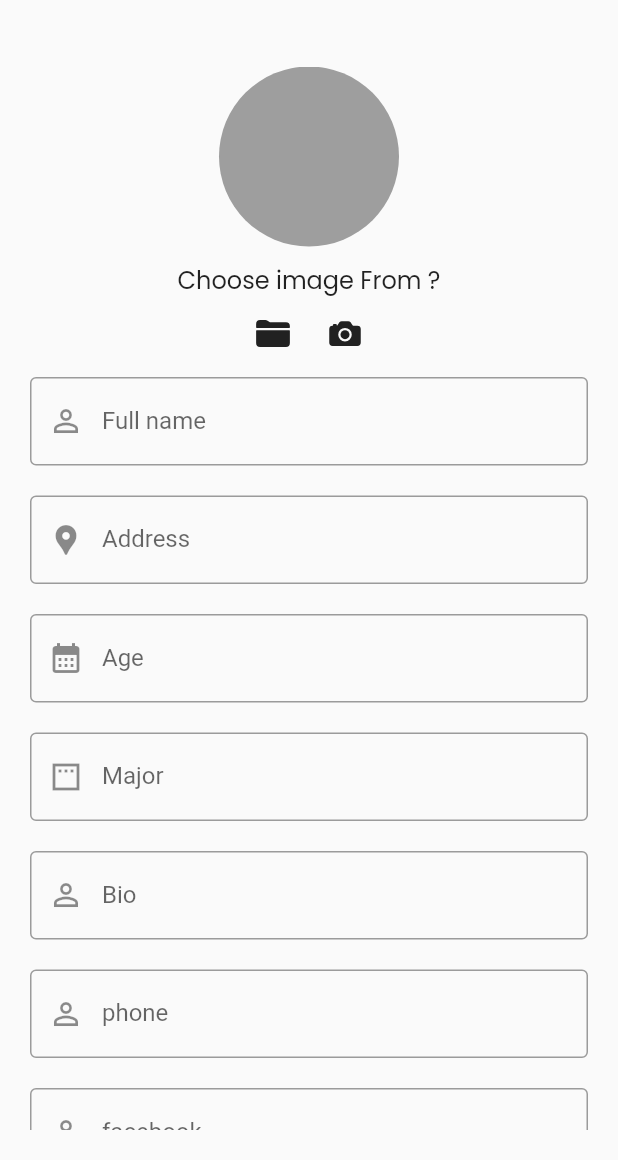
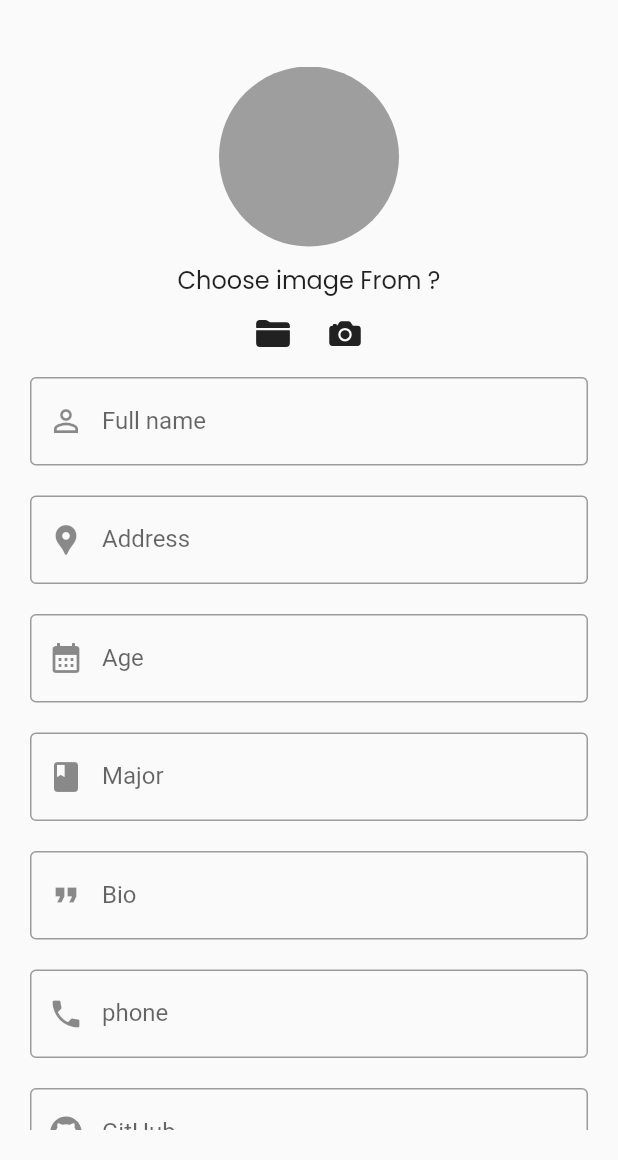
Before and after one commit to moh7dali/Jobology, a Flutter app: the editProfile screen opened directly, on a phone screen of 412 x 824 dp, the part 76-1236 px from its top. Run offline on Flutter 3.47's test engine with Material 2 defaults, Android fonts, the phone set to English and light mode, and no system bars; our stand-ins replace cloud_firestore, firebase_auth, firebase_core, firebase_storage, flutter_speed_dial, font_awesome_flutter and 8 more; accounts and stored records are empty; network calls fail.

Commit message:
raghad update

```diff
--- a/lib/Screens/Company/showInfo.dart
+++ b/lib/Screens/Company/showInfo.dart
@@ -107,8 +107,7 @@ class _Show_infoState extends State<Show_info> {
             final docs = snapshot.data!.docs;
             return Padding(
               padding: const EdgeInsets.all(10),
-              child: ListView.separated(
-                separatorBuilder: (context, index) => const Divider(),
+              child: ListView.builder(
                 itemCount: docs.length,
                 itemBuilder: (context, index) {
                   for (int i = 0; i < Applied.length; i++) {
--- a/lib/Screens/Users/peronalPage/editProfile.dart
+++ b/lib/Screens/Users/peronalPage/editProfile.dart
@@ -194,7 +194,7 @@ class _editProfileState extends State<editProfile> {
               ),
               TextFormField(
                 decoration: const InputDecoration(
-                    prefixIcon: Icon(Icons.padding),
+                    prefixIcon: Icon(Icons.book),
                     labelText: 'Major',
                     hintText: 'Enter your major',
                     border: OutlineInputBorder()),
@@ -205,52 +205,65 @@ class _editProfileState extends State<editProfile> {
               ),
               TextFormField(
                 decoration: const InputDecoration(
-                    prefixIcon: Icon(Icons.person_outline_outlined),
+                    prefixIcon: Icon(Icons.format_quote),
                     labelText: 'Bio',
                     hintText: 'Enter your Bio',
                     border: OutlineInputBorder()),
                 controller: bioController,
               ),
-              SizedBox(
+              const SizedBox(
                 height: 20,
               ),
               TextFormField(
                 decoration: const InputDecoration(
-                    prefixIcon: Icon(Icons.person_outline_outlined),
+                    prefixIcon: Icon(Icons.phone),
                     labelText: 'phone',
                     hintText: 'Enter your phone num',
                     border: OutlineInputBorder()),
                 controller: phoneController,
               ),
-              SizedBox(
+              const SizedBox(
                 height: 20,
               ),
               TextFormField(
                 decoration: const InputDecoration(
-                    prefixIcon: Icon(Icons.person_outline_outlined),
-                    labelText: 'facebook',
-                    hintText: 'Enter your facebook url',
+                    prefixIcon: Icon(Ionicons.logo_github),
+                    labelText: 'GitHub',
+                    hintText: 'Enter your Github url',
                     border: OutlineInputBorder()),
                 controller: facebookController,
               ),
-              SizedBox(
+              const SizedBox(
                 height: 20,
               ),
               TextFormField(
                 decoration: const InputDecoration(
-                    prefixIcon: Icon(Icons.person_outline_outlined),
+                    prefixIcon: Icon(Ionicons.logo_linkedin),
                     labelText: 'linkedIn',
                     hintText: 'Enter your linkedIn account',
                     border: OutlineInputBorder()),
                 controller: linkedinController,
               ),
-              SizedBox(
+              const SizedBox(
                 height: 20,
               ),
-              DropdownButtonFormField(
+              Container(
+                decoration: BoxDecoration(
+                  border: Border.all(
+                    width: 1,
+                    color: Colors.grey,
+                  ),
+                ),
+                child: Padding(
+                  padding: const EdgeInsets.all(5),
+                  child: DropdownButtonFormField(
+                    style: const TextStyle(
+                      color: Color.fromARGB(255, 130, 129, 129),
+                    ),
                     value: Selected,
                     items: skills
-                    .map((e) => DropdownMenuItem(value: e, child: Text("${e}")))
+                        .map((e) =>
+                            DropdownMenuItem(value: e, child: Text("${e}")))
                         .toList(),
                     onChanged: (value) {
                       setState(() {
@@ -260,12 +273,29 @@ class _editProfileState extends State<editProfile> {
                       });
                     },
                   ),
-              SizedBox(
+                ),
+              ),
+              const SizedBox(
                 height: 20,
               ),
+              SingleChildScrollView(
+                scrollDirection: Axis.horizontal,
+                child: Row(
+                  children: [
                     for (int i = 0; i < SelectedItem.length; i++)
-                Text(SelectedItem[i].toString()),
-              SizedBox(
+                      Padding(
+                        padding: const EdgeInsets.all(8.0),
+                        child: Text(
+                          "${SelectedItem[i].toString()},  ",
+                          style: const TextStyle(
+                            fontSize: ParagraphSize,
+                          ),
+                        ),
+                      ),
+                  ],
+                ),
+              ),
+              const SizedBox(
                 height: 20,
               ),
               ElevatedButton(
--- a/lib/main.dart
+++ b/lib/main.dart
@@ -15,12 +15,8 @@ import 'package:jobology/Screens/Users/course.dart';
 import 'package:jobology/Screens/Users/jobs.dart';
 import 'package:jobology/Screens/start.dart';
 import 'package:jobology/Widgets/ck_login.dart';
-import 'package:jobology/Widgets/questin_wedget.dart';
 import 'Screens/Authentication/ForgetPass.dart';
-import 'Screens/Users/peronalPage/personalpage.dart';
 import 'firebase_options.dart';
-import 'package:firebase_storage/firebase_storage.dart';
-import "./Screens/Users/interview_preview.dart";
 
 Future<void> main() async {
   WidgetsFlutterBinding.ensureInitialized();
```
Also changed, not shown: lib/Screens/Company/HomeCompany.dart (+2 -5 lines), lib/Screens/Users/course.dart (+31 -25 lines), lib/Screens/Users/cv.dart (+31 -18 lines), lib/Screens/Users/interview_preview.dart (+9 -10 lines), lib/Screens/Users/jobs.dart (+6 -7 lines), lib/Widgets/coursepreviwe.dart (+58 -27 lines), lib/Widgets/interview_wedget.dart (+3 -4 lines), lib/Widgets/jobpreview.dart (+49 -24 lines). Lines whose indentation alone changed are shown as unchanged.
